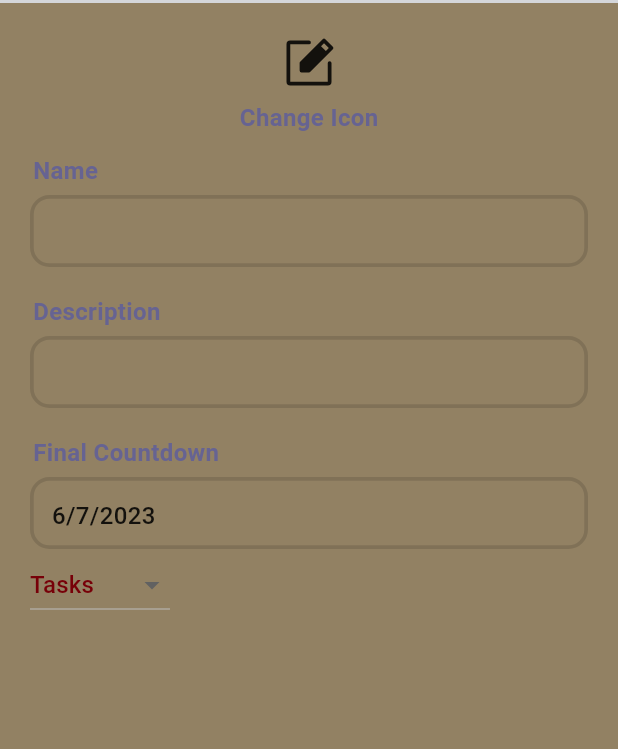
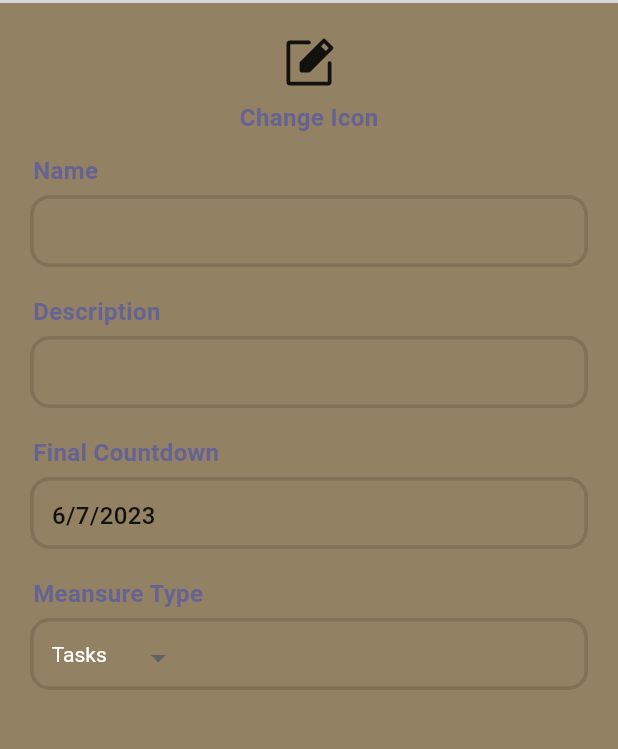
Before and after one commit to sankassio99/goals_tracker, a Flutter app: the GoalSettingsDialog screen opened directly with empty values, on a phone screen of 412 x 824 dp, the part 66-815 px from its top. Run offline on Flutter 3.47's test engine with Material 2 defaults, Android fonts, the phone set to English and light mode, and no system bars; our stand-ins replace get, percent_indicator, phosphor_flutter, table_calendar; Roboto replaces fonts that are missing (Poppins).

Commit message:
Style DropdownFormField

```diff
--- a/lib/presentation/components/goal_settings_dialog.dart
+++ b/lib/presentation/components/goal_settings_dialog.dart
@@ -93,6 +93,9 @@ class GoalSettingsDialog extends StatelessWidget {
                   selectedDate: goalModel.finalDate.obs,
                   onSelectDate: goalModel.setFinalDate,
                 ),
+                const SizedBox(
+                  height: 18,
+                ),
                 DropdownFormField(
                     goalTypeSelected: goalModel.meansureType.obs,
                     goalTypes: [
@@ -124,10 +127,41 @@ class DropdownFormField extends StatelessWidget {
 
   @override
   Widget build(BuildContext context) {
-    return Obx(
-      () => DropdownButton(
+    return Column(
+      mainAxisAlignment: MainAxisAlignment.start,
+      crossAxisAlignment: CrossAxisAlignment.start,
+      children: [
+        Padding(
+          padding: const EdgeInsets.fromLTRB(2, 0, 0, 5),
+          child: Text(
+            "Meansure Type",
+            style: TextStyle(
+              fontSize: 16,
+              fontWeight: FontWeight.bold,
+              color: Theme.of(context).colorScheme.onSecondary,
+            ),
+          ),
+        ),
+        Obx(
+          () => Container(
+            width: double.infinity,
+            height: 48,
+            decoration: BoxDecoration(
+              border: Border.all(
+                color: Colors.black12,
+                width: 2.5,
+              ),
+              borderRadius: BorderRadius.circular(13),
+            ),
+            child: DropdownButton(
+              padding: const EdgeInsets.fromLTRB(12, 12, 12, 12),
+              underline: Container(),
+              enableFeedback: false,
+              style: TextStyle(),
+              focusColor: Colors.transparent,
               value: goalTypeSelected.value.name,
-        items: goalTypes.map<DropdownMenuItem<String>>((GoalMeansureType type) {
+              items: goalTypes
+                  .map<DropdownMenuItem<String>>((GoalMeansureType type) {
                 return DropdownMenuItem(
                   value: type.name,
                   child: Text(type.name),
@@ -142,6 +176,9 @@ class DropdownFormField extends StatelessWidget {
                 onSelected(selected);
               },
             ),
+          ),
+        ),
+      ],
     );
   }
 }
```
Lines whose indentation alone changed are shown as unchanged.
